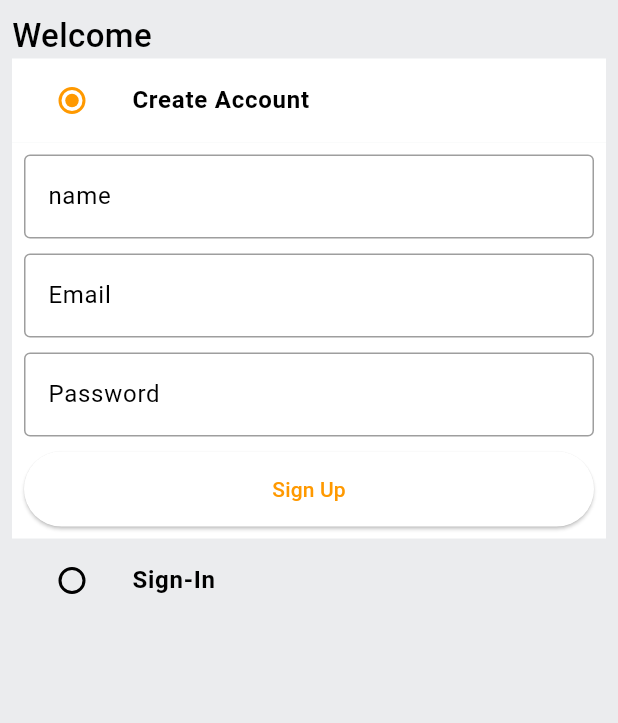
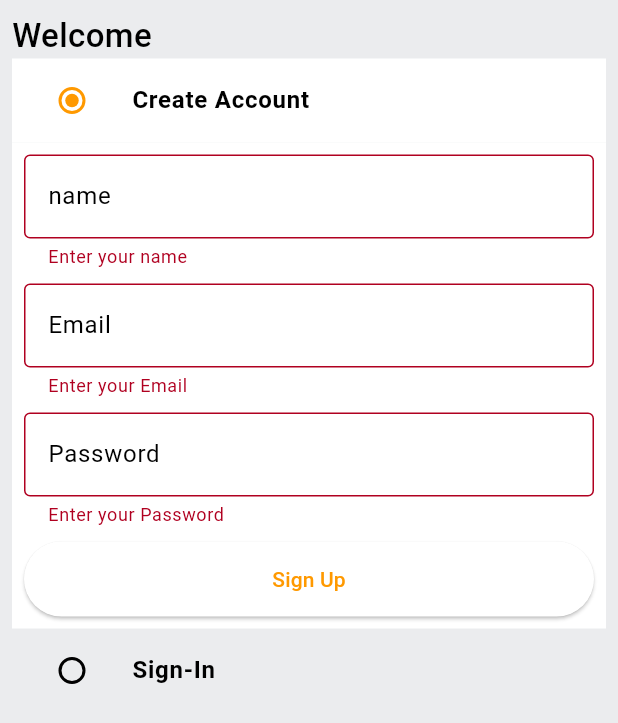
Before and after one commit to njiti/amazon, a Flutter app: the screen it shows after launch, after a tap on "Sign Up", on a phone screen of 412 x 824 dp. Shown: the top 723 px of the screen. Run offline on Flutter 3.47's test engine with Material 3 defaults, Android fonts, the phone set to English and light mode, and no system bars.

Commit message:
added signup

```diff
--- a/lib/common/custom_textfield.dart
+++ b/lib/common/custom_textfield.dart
@@ -26,7 +26,12 @@ class CustomTextField extends StatelessWidget {
           ),
         ),
       ),
-      validator: (val) {},
+      validator: (val) {
+        if(val == null || val.isEmpty) {
+          return 'Enter your $hintText';
+        }
+        return null;
+      },
     );
   }
 }
--- a/lib/constants/global_variables.dart
+++ b/lib/constants/global_variables.dart
@@ -1,5 +1,6 @@
 import 'package:flutter/material.dart';
 
+String uri = 'http://192.168.0.110 172.17.0.1 172.18.0.1:9000';
 class GlobalVariables {
   // COLORS
   static const appBarGradient = LinearGradient(
--- a/lib/features/auth/auth_screen.dart
+++ b/lib/features/auth/auth_screen.dart
@@ -1,6 +1,7 @@
 import 'package:amazon/common/custom_button.dart';
 import 'package:amazon/common/custom_textfield.dart';
 import 'package:amazon/constants/global_variables.dart';
+import 'package:amazon/features/services/auth_service.dart';
 import 'package:flutter/material.dart';
 
 enum Auth {
@@ -25,12 +26,23 @@ class _AuthScreenState extends State<AuthScreen>{
   final TextEditingController _passwordController = TextEditingController();
   final TextEditingController _nameController = TextEditingController();
 
+  final AuthService authService = AuthService();
+
   @override
   void dispose() {
     super.dispose();
         _emailController.dispose();
         _passwordController.dispose();
         _nameController.dispose();
+  }
+
+  void signUpUser() {
+    authService.signUpUser(
+        context: context,
+        email: _emailController.text,
+        password: _passwordController.text,
+        name: _nameController.text
+    );
   }
 
   @override
@@ -96,7 +108,11 @@ class _AuthScreenState extends State<AuthScreen>{
                         const SizedBox(height: 10),
                         CustomButton(
                             text: 'Sign Up',
-                            onTap: () {},
+                            onTap: () {
+                              if(_signInFormKey.currentState!.validate()) {
+                                signUpUser();
+                              }
+                            },
                         )
                       ],
                     ),
--- /dev/null
+++ b/lib/features/services/auth_service.dart
@@ -0,0 +1,47 @@
+import 'package:amazon/constants/utils.dart';
+import 'package:flutter/cupertino.dart';
+
+import '../../constants/error_handling.dart';
+import '../../constants/global_variables.dart';
+import '../../models/user.dart';
+import 'package:http/http.dart' as http;
+
+class AuthService {
+  // sign up user
+  void signUpUser({
+    required BuildContext context,
+    required String email,
+    required String password,
+    required String name,
+  }) async {
+    try{
+      User user = User(
+          id: '',
+          name: '',
+          email: '',
+          password: '',
+          address: '',
+          type: '',
+          token: '',
+      );
+
+      http.Response res = await http.post(
+        Uri.parse('$uri/api/accounts/'),
+           body: user.toJson(),
+           headers: <String, String>{
+              'Content-Type': 'application/json; charset=UTF-8',
+           },
+      );
+
+      httpErrorHandle(
+          response: res,
+          context: context,
+          onSuccess: () {
+            showSnackBar(context, 'Account created!');
+          },
+      );
+    } catch (e) {
+      showSnackBar(context, e.toString());
+    }
+  }
+}
--- /dev/null
+++ b/lib/models/user.dart
@@ -0,0 +1,48 @@
+import 'dart:convert';
+
+class User {
+  final String id;
+  final String name;
+  final String email;
+  final String password;
+  final String address;
+  final String type;
+  final String token;
+
+  User({
+    required this.id,
+    required this.name,
+    required this.email,
+    required this.password,
+    required this.address,
+    required this.type,
+    required this.token,
+  });
+
+  Map<String, dynamic> toMap() {
+    return {
+      'id' : id,
+      'name': name,
+      'email': email,
+      'password': password,
+      'address': address,
+      'type': type,
+      'token': token,
+    };
+  }
+
+  factory User.fromMap(Map<String, dynamic> map) {
+    return User(
+      id: map['_id'] ?? '',
+      name: map['name'] ?? '',
+      email: map['email'] ?? '',
+      password: map['password'] ?? '',
+      address: map['address'] ?? '',
+      type: map['type'] ?? '',
+      token: map['token'] ?? '',
+    );
+  }
+
+  String toJson() => json.encode(toMap());
+  factory User.fromJson(String source) => User.fromMap(json.decode(source));
+}
--- a/pubspec.yaml
+++ b/pubspec.yaml
@@ -35,6 +35,7 @@ dependencies:
   # The following adds the Cupertino Icons font to your application.
   # Use with the CupertinoIcons class for iOS style icons.
   cupertino_icons: ^1.0.2
+  http:
 
 dev_dependencies:
   flutter_test:
```
Also changed, not shown: lib/constants/error_handling.dart (added, +25 -0 lines), lib/constants/utils.dart (added, +10 -0 lines), pubspec.lock.
